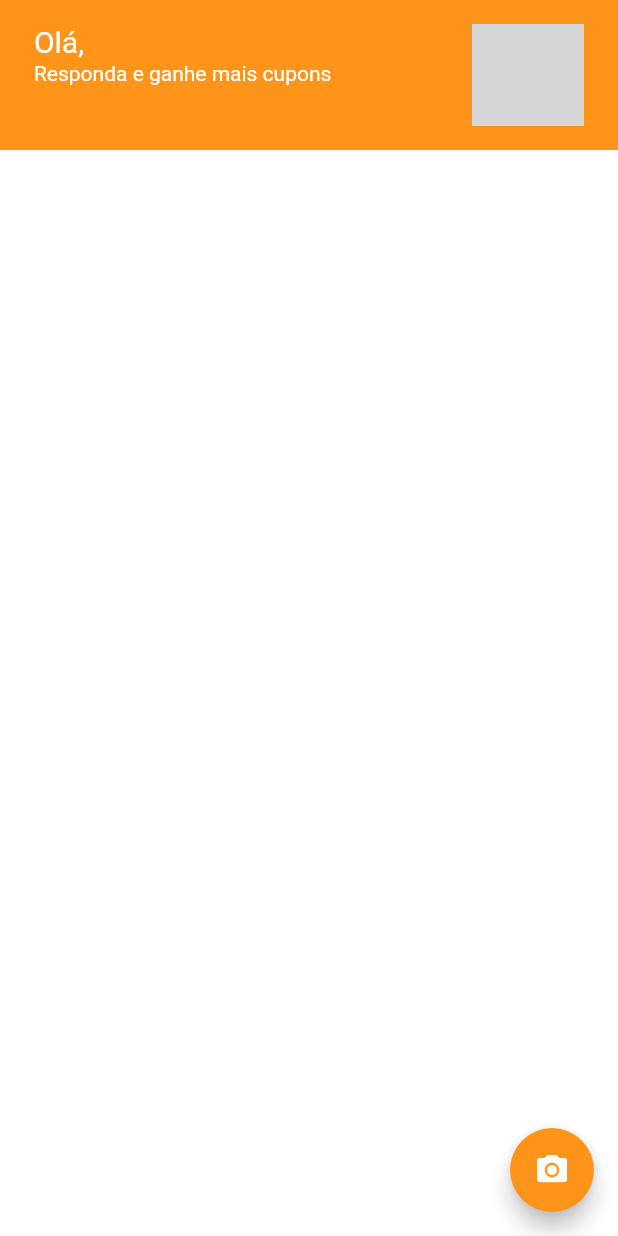
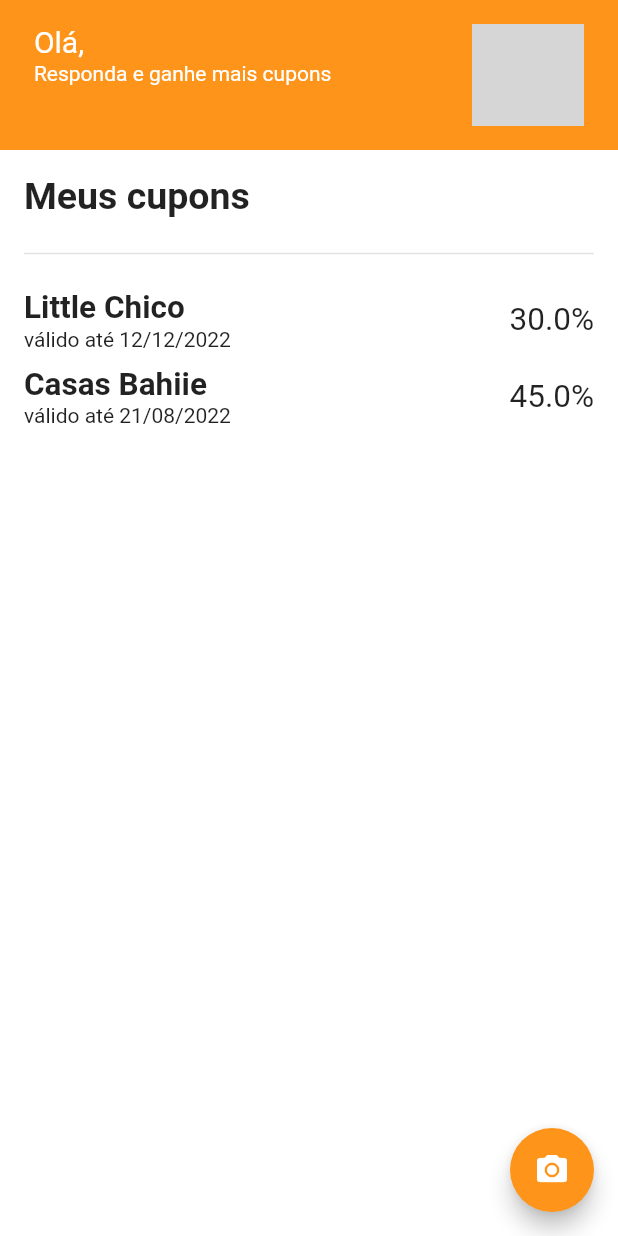
Before and after one commit to FlechaAlisson/quizz-app, a Flutter app: the HomeScreen screen opened directly, on a phone screen of 412 x 824 dp. Run offline on Flutter 3.47's test engine with Material 2 defaults, Android fonts, the phone set to English and light mode, and no system bars; our stand-ins replace firebase_core, flutter_phoenix, google_sign_in, hive, hive_flutter; missing offline and left inert: qr_code_scanner; accounts and stored records are empty; network calls fail; grey boxes are pictures that could not be loaded.

Commit message:
update theme add cupom

```diff
--- a/lib/controllers/user.controller.dart
+++ b/lib/controllers/user.controller.dart
@@ -1,11 +1,13 @@
 import 'package:flutter/foundation.dart';
 import 'package:google_sign_in/google_sign_in.dart';
+import 'package:quizz/model/cupom.model.dart';
 import 'package:quizz/model/user/user.model.dart';
 import 'package:quizz/repositories/user.repository.dart';
 
 class UserController extends ChangeNotifier {
   final GoogleSignIn googleSignIn = GoogleSignIn();
   UserModel? data;
+  List<CupomModel>? cupomList = <CupomModel>[];
 
   Future googleLogin() async {
     final userAux = await googleSignIn.signIn();
@@ -25,9 +27,32 @@ class UserController extends ChangeNotifier {
   }
 
   void saveUserData(UserModel user) => UserRepository.saveUserData(user);
+
   void clearUserData() => UserRepository.clearUserData();
   UserModel? getUserData() {
     data = UserRepository.getUserData();
     return data;
   }
+
+  void loadCupons() {
+    cupomList?.add(
+      CupomModel(
+        storeName: "Little Chico",
+        idHash: "ASDF-1234-BLABLA",
+        value: 30,
+        valid: '12/12/2022',
+      ),
+    );
+
+    cupomList?.add(
+      CupomModel(
+        storeName: "Casas Bahiie",
+        idHash: "ASDF-1234-BLABLA",
+        value: 45,
+        valid: '21/08/2022',
+      ),
+    );
+
+    notifyListeners();
+  }
 }
--- /dev/null
+++ b/lib/model/cupom.model.dart
@@ -0,0 +1,12 @@
+class CupomModel {
+  CupomModel({
+    this.storeName,
+    this.idHash,
+    this.value,
+    this.valid,
+  });
+  String? storeName;
+  String? idHash;
+  double? value;
+  String? valid;
+}
--- a/lib/model/user/user.model.dart
+++ b/lib/model/user/user.model.dart
@@ -1,9 +1,10 @@
+import 'package:flutter/material.dart';
 import 'package:hive/hive.dart';
 
 part 'user.model.g.dart';
 
 @HiveType(typeId: 0)
-class UserModel extends HiveObject {
+class UserModel extends HiveObject with ChangeNotifier {
   UserModel({
     this.name,
     this.email,
--- a/lib/screens/home.screen.dart
+++ b/lib/screens/home.screen.dart
@@ -3,6 +3,7 @@ import 'package:provider/provider.dart';
 import 'package:quizz/controllers/user.controller.dart';
 import 'package:quizz/screens/qr_scanner.screen.dart';
 import 'package:quizz/utils/appColors.utils.dart';
+import 'package:quizz/widget/cupom.modal.dart';
 
 class HomeScreen extends StatefulWidget {
   const HomeScreen({Key? key}) : super(key: key);
@@ -12,6 +13,19 @@ class HomeScreen extends StatefulWidget {
 }
 
 class _HomeScreenState extends State<HomeScreen> {
+  @override
+  void initState() {
+    WidgetsBinding.instance.addPostFrameCallback((_) {
+      final UserController user = Provider.of<UserController>(
+        context,
+        listen: false,
+      );
+
+      user.loadCupons();
+    });
+    super.initState();
+  }
+
   @override
   Widget build(BuildContext context) {
     UserController user = Provider.of<UserController>(context);
@@ -31,13 +45,33 @@ class _HomeScreenState extends State<HomeScreen> {
             ),
           ),
         ),
-        body: SingleChildScrollView(
-          child: Column(
-            mainAxisAlignment: MainAxisAlignment.center,
-            children: const <Widget>[
-              ///
-              SizedBox(height: 16),
-            ],
+        body: Padding(
+          padding: const EdgeInsets.symmetric(horizontal: 16),
+          child: SingleChildScrollView(
+            child: Column(
+              crossAxisAlignment: CrossAxisAlignment.start,
+              children: <Widget>[
+                ///
+                const SizedBox(height: 16),
+
+                _cupomTitle(),
+
+                const SizedBox(height: 16),
+
+                const Divider(
+                  color: AppColors.divider,
+                  thickness: 1,
+                ),
+
+                const SizedBox(height: 16),
+
+                ListView.builder(
+                  itemBuilder: _itemBuilder,
+                  itemCount: user.cupomList?.length,
+                  shrinkWrap: true,
+                ),
+              ],
+            ),
           ),
         ),
         floatingActionButton: _floatingButton(),
@@ -121,4 +155,58 @@ class _HomeScreenState extends State<HomeScreen> {
           height: 75,
         ),
       );
+
+  Widget _itemBuilder(BuildContext context, int index) {
+    UserController user = Provider.of<UserController>(context);
+    return GestureDetector(
+      onTap: () => showCupomModal(context, user.cupomList?[index]),
+      behavior: HitTestBehavior.opaque,
+      child: Padding(
+        padding: const EdgeInsets.only(bottom: 10),
+        child: Row(
+          children: <Widget>[
+            ///
+
+            Column(
+              crossAxisAlignment: CrossAxisAlignment.start,
+              children: [
+                ///
+                Text(
+                  user.cupomList?[index].storeName ?? '',
+                  style: const TextStyle(
+                    fontSize: 21,
+                    fontWeight: FontWeight.w700,
+                  ),
+                ),
+
+                Text(
+                  'válido até ${user.cupomList?[index].valid ?? ''}',
+                  style: const TextStyle(
+                    fontSize: 14,
+                  ),
+                ),
+              ],
+            ),
+
+            Flexible(child: Container()),
+
+            Text(
+              '${user.cupomList?[index].value.toString() ?? ''}%',
+              style: const TextStyle(
+                fontSize: 21,
+              ),
+            )
+          ],
+        ),
+      ),
+    );
+  }
+
+  Widget _cupomTitle() => const Text(
+        'Meus cupons',
+        style: TextStyle(
+          fontSize: 25,
+          fontWeight: FontWeight.bold,
+        ),
+      );
 }
--- a/lib/utils/appColors.utils.dart
+++ b/lib/utils/appColors.utils.dart
@@ -11,4 +11,5 @@ class AppColors {
   static const shape = Color(0xFFFAFAFC);
   static const background = Color(0xFFFFFFFF);
   static const input = Color(0xFFB1B0B8);
+  static const divider = Color(0xFFE3E3E5);
 }
--- a/pubspec.yaml
+++ b/pubspec.yaml
@@ -43,6 +43,7 @@ dependencies:
   # Use with the CupertinoIcons class for iOS style icons.
   cupertino_icons: ^1.0.2
   flutter_phoenix: ^1.0.0
+  material_design_icons_flutter: ^5.0.6595
 
 dev_dependencies:
   flutter_test:
```
Also changed, not shown: lib/widget/cupom.modal.dart (added, +60 -0 lines), pubspec.lock.
